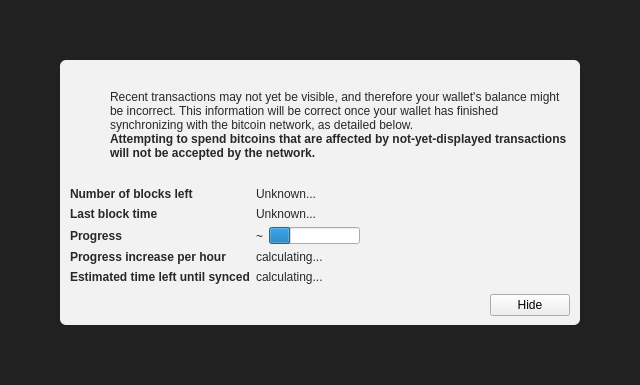
winter-sols/dogecoin, file src/qt/forms/modaloverlay.ui: the form before one commit.
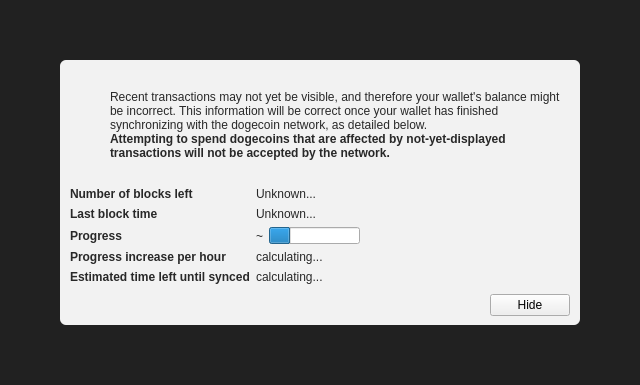
The form after the commit. Icons and pictures are not drawn. Custom widgets are drawn as their Qt base class.

Commit message: Fix some strings still referencing bitcoin

Patch:
```diff
--- a/src/qt/forms/modaloverlay.ui
+++ b/src/qt/forms/modaloverlay.ui
@@ -130,7 +130,7 @@
              <item>
               <widget class="QLabel" name="infoText">
                <property name="text">
-                <string>Recent transactions may not yet be visible, and therefore your wallet's balance might be incorrect. This information will be correct once your wallet has finished synchronizing with the bitcoin network, as detailed below.</string>
+                <string>Recent transactions may not yet be visible, and therefore your wallet's balance might be incorrect. This information will be correct once your wallet has finished synchronizing with the dogecoin network, as detailed below.</string>
                </property>
                <property name="textFormat">
                 <enum>Qt::RichText</enum>
@@ -149,7 +149,7 @@
                 </font>
                </property>
                <property name="text">
-                <string>Attempting to spend bitcoins that are affected by not-yet-displayed transactions will not be accepted by the network.</string>
+                <string>Attempting to spend dogecoins that are affected by not-yet-displayed transactions will not be accepted by the network.</string>
                </property>
                <property name="textFormat">
                 <enum>Qt::RichText</enum>
```
The commit also changes 8 other files.
